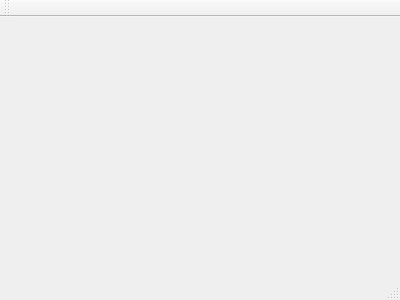
First picture: the form in mainwindow.ui, repository DamienAubrun/pixelArt, before the edit.
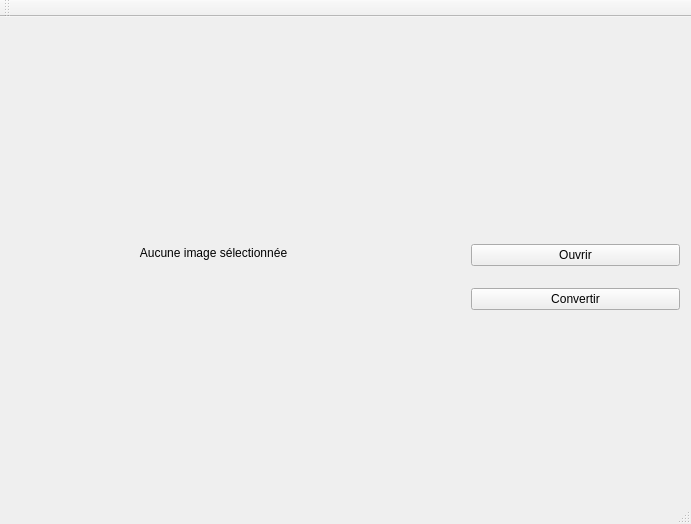
Second picture: the form after the edit.

What changed in the file:
```diff
--- a/mainwindow.ui
+++ b/mainwindow.ui
@@ -1,24 +1,85 @@
 <ui version="4.0">
  <class>MainWindow</class>
- <widget class="QMainWindow" name="MainWindow" >
-  <property name="geometry" >
+ <widget class="QMainWindow" name="MainWindow">
+  <property name="geometry">
    <rect>
     <x>0</x>
     <y>0</y>
-    <width>400</width>
-    <height>300</height>
+    <width>691</width>
+    <height>524</height>
    </rect>
   </property>
   <property name="windowTitle" >
    <string>MainWindow</string>
   </property>
-  <widget class="QMenuBar" name="menuBar" />
-  <widget class="QToolBar" name="mainToolBar" />
-  <widget class="QWidget" name="centralWidget" />
-  <widget class="QStatusBar" name="statusBar" />
+  <widget class="QWidget" name="centralWidget">
+   <widget class="QLabel" name="emplacementImage">
+    <property name="geometry">
+     <rect>
+      <x>-2</x>
+      <y>5</y>
+      <width>431</width>
+      <height>461</height>
+     </rect>
+    </property>
+    <property name="text">
+     <string>Aucune image sélectionnée</string>
+    </property>
+    <property name="textFormat">
+     <enum>Qt::PlainText</enum>
+    </property>
+    <property name="alignment">
+     <set>Qt::AlignCenter</set>
+    </property>
+   </widget>
+   <widget class="QWidget" name="verticalLayoutWidget">
+    <property name="geometry">
+     <rect>
+      <x>460</x>
+      <y>200</y>
+      <width>231</width>
+      <height>121</height>
+     </rect>
+    </property>
+    <layout class="QVBoxLayout" name="verticalLayout">
+     <item>
+      <widget class="QPushButton" name="ouvrir">
+       <property name="text">
+        <string>Ouvrir</string>
+       </property>
+      </widget>
+     </item>
+     <item>
+      <widget class="QPushButton" name="convertir">
+       <property name="text">
+        <string>Convertir</string>
+       </property>
+      </widget>
+     </item>
+    </layout>
+   </widget>
+  </widget>
+  <widget class="QMenuBar" name="menuBar">
+   <property name="geometry">
+    <rect>
+     <x>0</x>
+     <y>0</y>
+     <width>691</width>
+     <height>22</height>
+    </rect>
+   </property>
+  </widget>
+  <widget class="QToolBar" name="mainToolBar">
+   <attribute name="toolBarArea">
+    <enum>TopToolBarArea</enum>
+   </attribute>
+   <attribute name="toolBarBreak">
+    <bool>false</bool>
+   </attribute>
+  </widget>
+  <widget class="QStatusBar" name="statusBar"/>
  </widget>
- <layoutDefault spacing="6" margin="11" />
- <pixmapfunction></pixmapfunction>
+ <layoutdefault spacing="6" margin="11"/>
  <resources/>
  <connections/>
 </ui>
```
Left out of the diff: 3 changed lines with no effect on the pictures.
